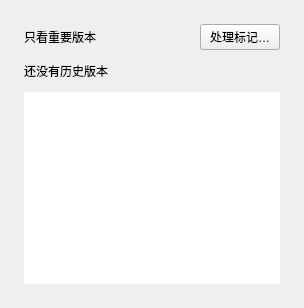
First picture: the form in windows/mainwindow_child/homepage/pages/homepage_page_backup.ui, repository Zao-chen/ZcVersionBox, before the edit.
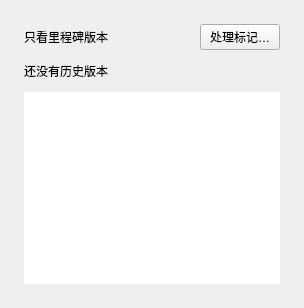
Second picture: the form after the edit.

Commit message: feat: 改名为里程碑版本并将操作按钮直接展示在行外

The edit to the form file:
```diff
--- a/windows/mainwindow_child/homepage/pages/homepage_page_backup.ui
+++ b/windows/mainwindow_child/homepage/pages/homepage_page_backup.ui
@@ -21,7 +21,7 @@
    <item>
     <layout class="QHBoxLayout" name="filterLayout">
      <property name="spacing"><number>8</number></property>
-     <item><widget class="QLabel" name="importantFilterLabel"><property name="text"><string>只看重要版本</string></property></widget></item>
+     <item><widget class="QLabel" name="milestoneFilterLabel"><property name="text"><string>只看里程碑版本</string></property></widget></item>
      <item><spacer name="filterSpacer"><property name="orientation"><enum>Qt::Horizontal</enum></property><property name="sizeHint" stdset="0"><size><width>0</width><height>0</height></size></property></spacer></item>
      <item><widget class="QPushButton" name="tagConflictButton"><property name="text"><string>处理标记…</string></property></widget></item>
     </layout>
```
The commit also changes 15 other files.
